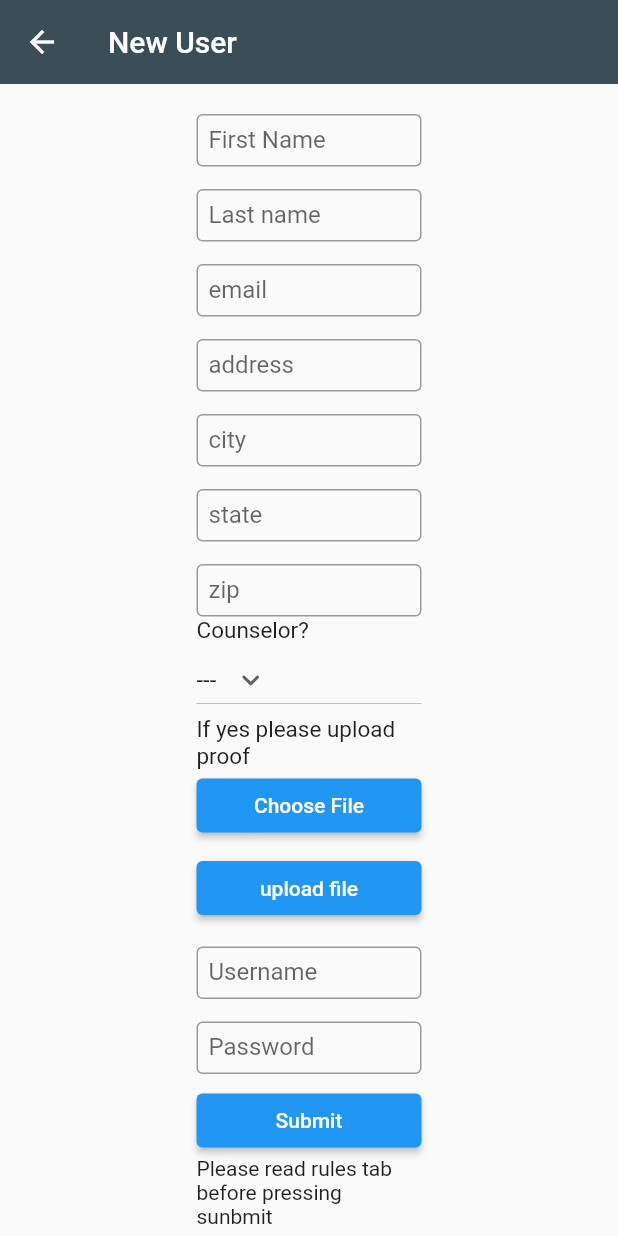
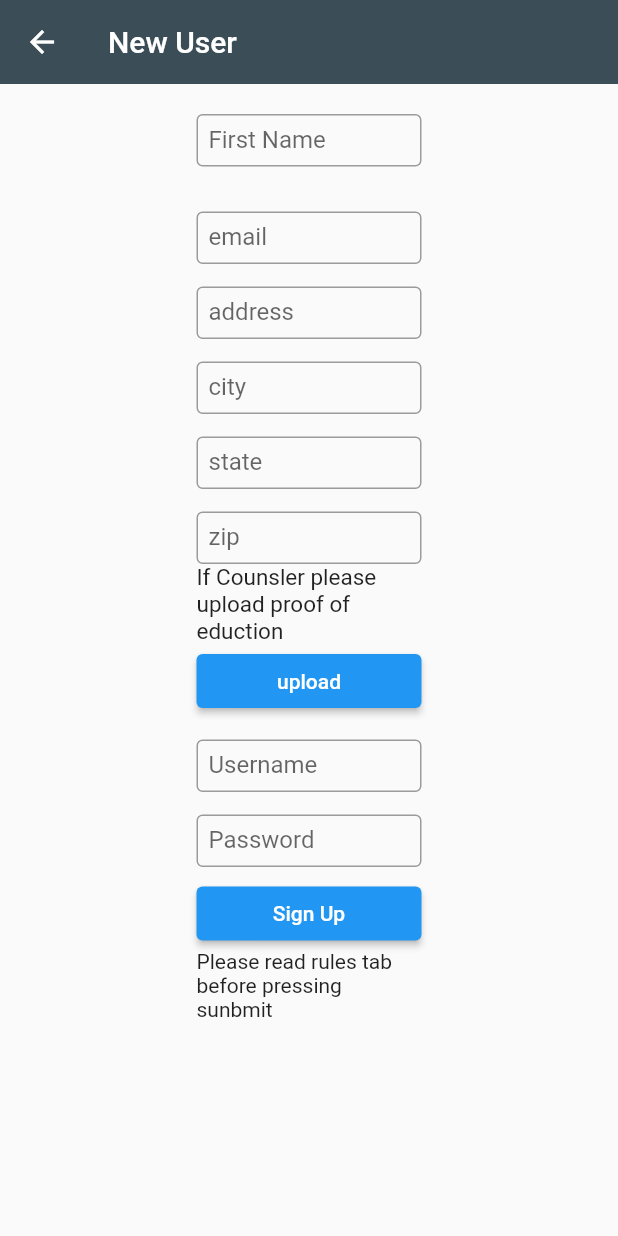
Before and after one commit to bwareing/senior_project, a Flutter app: the screen it shows after launch, after a tap on "New User", on a phone screen of 412 x 824 dp. Run offline on Flutter 3.47's test engine with Material 2 defaults, Android fonts, the phone set to English and light mode, and no system bars; our stand-ins replace file_picker, firebase_auth, firebase_core; missing offline and left inert: dart:html, mysql1; accounts and stored records are empty.

Commit message:
back up files

```diff
--- a/lib/main.dart
+++ b/lib/main.dart
@@ -10,7 +10,6 @@ void main() async {
     appId: "1:403984177263:web:4ba0632f330dc6ff38159a",
     messagingSenderId: "403984177263",
     projectId: "glossy-essence-309917",
-    databaseURL: "https://glossy-essence-309917-default-rtdb.firebaseio.com",
   ));
   runApp(Counsler());
 }
--- a/lib/views/screens/homepage.dart
+++ b/lib/views/screens/homepage.dart
@@ -1,19 +1,22 @@
 import 'dart:html';
+import 'package:firebase_auth/firebase_auth.dart';
 import 'package:flutter/material.dart';
 import 'package:my_app/views/screens/aboutus.dart';
 import 'package:my_app/views/screens/newprofilecreatepage.dart';
+import 'package:my_app/views/screens/database.dart';
 
-class Loginin extends StatefulWidget{
+class Loginin extends StatefulWidget {
   @override
-  _Loginin createState()=> _Loginin();
+  _Loginin createState() => _Loginin();
 }
 
 class _Loginin extends State<Loginin> {
-    final _userNameController = TextEditingController();
+  final _useremailController = TextEditingController();
   final _passWordController = TextEditingController();
+  final dataBaseConnection connection = new dataBaseConnection();
 
   @override
-    Widget build(BuildContext context){
+  Widget build(BuildContext context) {
     return Scaffold(
       appBar: AppBar(
         title: const Text('Counselor Outreach'),
@@ -22,35 +25,39 @@ class Loginin extends StatefulWidget{
             iconSize: 30,
             icon: const Icon(Icons.info_outline_rounded),
             onPressed: () {
-                Navigator.push(context,
-                MaterialPageRoute(builder:(context)=>  OurStory()));
-              },)
+              Navigator.push(
+                  context, MaterialPageRoute(builder: (context) => OurStory()));
+            },
+          )
         ],
         elevation: 0,
         backgroundColor: Color.fromARGB(255, 59, 77, 86),
-
       ),
       body: Center(
-        child:Column(
+        child: Column(
           mainAxisAlignment: MainAxisAlignment.center,
           crossAxisAlignment: CrossAxisAlignment.center,
           children: [
             Expanded(
               child: SizedBox(
                 width: 150,
-              child: ListView(children:[
-                const SizedBox(height: 40,),
+                child: ListView(
+                  children: [
+                    const SizedBox(
+                      height: 40,
+                    ),
                     TextFormField(
-                  controller: _userNameController,
+                      controller: _useremailController,
                       decoration: const InputDecoration(
-                    border:  OutlineInputBorder(),
-                    labelText: 'Username',
+                        border: OutlineInputBorder(),
+                        labelText: 'Email',
                         isDense: true,
                         contentPadding: EdgeInsets.all(8),
-
-                  ) ,
                       ),
-                const SizedBox(height: 15,),
+                    ),
+                    const SizedBox(
+                      height: 15,
+                    ),
                     TextFormField(
                       controller: _passWordController,
                       decoration: const InputDecoration(
@@ -58,33 +65,44 @@ class Loginin extends StatefulWidget{
                         labelText: 'Password',
                         isDense: true,
                         contentPadding: EdgeInsets.all(8),
-
                       ),
                     ),
-              const SizedBox(height: 7,),
-              TextButton( style: TextButton.styleFrom(
+                    const SizedBox(
+                      height: 7,
+                    ),
+                    TextButton(
+                        style: TextButton.styleFrom(
                             textStyle: const TextStyle(
                           decoration: TextDecoration.underline,
                           fontSize: 12,
-
-                )
+                        )),
+                        onPressed: () {},
+                        child: const Text('need help')),
+                    const SizedBox(
+                      height: 7,
                     ),
-                onPressed: () {}, child: const Text('need help')),
-
-              const SizedBox(height: 7,),
-              ElevatedButton(onPressed:() {} , child: Text('Log In')),
+                    ElevatedButton(
+                        onPressed: () {
+                          //signin(_useremailController as String,
+                          // _passWordController as String);
+                        },
+                        child: Text('Log In')),
                     Text('                   or'),
-              ElevatedButton(onPressed: () {
-                 Navigator.push(context,
-                MaterialPageRoute(builder:(context)=>  NewUser()));
-              }, child: const Text('New User'))
-              ],),
+                    ElevatedButton(
+                        onPressed: () {
+                          Navigator.push(
+                              context,
+                              MaterialPageRoute(
+                                  builder: (context) => NewUser()));
+                        },
+                        child: const Text('New User'))
+                  ],
                 ),
               ),
-
+            ),
             const Text(
               "Suicide Hotline phone number: 988",
-              style:TextStyle(fontSize: 25),
+              style: TextStyle(fontSize: 25),
             ),
           ],
         ),
--- a/lib/views/screens/newprofilecreatepage.dart
+++ b/lib/views/screens/newprofilecreatepage.dart
@@ -1,10 +1,9 @@
 import 'dart:html';
 import 'package:file_picker/file_picker.dart';
 import 'package:flutter/material.dart';
+import 'package:my_app/views/screens/database.dart';
 import 'package:my_app/views/screens/homepage.dart';
 import 'package:http/http.dart' as http;
-import 'package:firebase_core/firebase_core.dart';
-import 'package:firebase_database/firebase_database.dart';
 
 class NewUser extends StatefulWidget {
   @override
@@ -12,52 +11,14 @@ class NewUser extends StatefulWidget {
 }
 
 class _NewUser extends State<NewUser> {
-  final _firstNameController = TextEditingController();
-  final _lastNameController = TextEditingController();
+  final _NameController = TextEditingController();
   final _emailController = TextEditingController();
   final _addressController = TextEditingController();
   final _cityController = TextEditingController();
   final _stateController = TextEditingController();
   final _zipController = TextEditingController();
-  final _counslerController = TextEditingController();
   final _userNameController = TextEditingController();
   final _passWordController = TextEditingController();
-  late DatabaseReference dbRef;
-  String dropdownvalue = '---';
-  var objFile = null;
-  static List<String> choices = ['---', 'yes', 'no'];
-
-  void _chooseFileUsingFilePicker() async {
-    var result = await FilePicker.platform.pickFiles(
-      withReadStream: true,
-    );
-    if (result != null) {
-      setState(() {
-        objFile = result.files.single;
-      });
-    }
-  }
-
-  void uploadSelectedFile() async {
-    final request = http.MultipartRequest(
-      "POST",
-      Uri.parse("api url"),
-    );
-    //request.fields["id"] = "abc";
-    request.files.add(http.MultipartFile(
-        "parameter name server side", objFile.readStream, objFile.size,
-        filename: objFile.name));
-
-    var resp = await request.send();
-
-    String result = await resp.stream.bytesToString();
-  }
-
-  @override
-  void initState() {
-    super.initState();
-    dbRef = FirebaseDatabase.instance.ref().child('Users');
-  }
 
   @override
   Widget build(BuildContext context) {
@@ -83,7 +44,7 @@ class _NewUser extends State<NewUser> {
                         height: 20,
                       ),
                       TextFormField(
-                        controller: _firstNameController,
+                        controller: _NameController,
                         keyboardType: TextInputType.text,
                         decoration: const InputDecoration(
                           border: OutlineInputBorder(),
@@ -94,16 +55,6 @@ class _NewUser extends State<NewUser> {
                       ),
                       const SizedBox(
                         height: 15,
-                      ),
-                      TextFormField(
-                        controller: _lastNameController,
-                        keyboardType: TextInputType.text,
-                        decoration: const InputDecoration(
-                          border: OutlineInputBorder(),
-                          labelText: 'Last name',
-                          isDense: true,
-                          contentPadding: EdgeInsets.all(8),
-                        ),
                       ),
                       const SizedBox(
                         height: 15,
@@ -170,34 +121,9 @@ class _NewUser extends State<NewUser> {
                           contentPadding: EdgeInsets.all(8),
                         ),
                       ),
-                      const Text("Counselor?", style: TextStyle(fontSize: 15)),
-                      DropdownButton(
-                        value: dropdownvalue,
-                        icon: const Icon(Icons.keyboard_arrow_down_rounded),
-                        items: choices.map((String items) {
-                          return DropdownMenuItem(
-                            value: items,
-                            child: Text(items),
-                          );
-                        }).toList(),
-                        onChanged: (String? newValue) {
-                          setState(() {
-                            dropdownvalue = newValue!;
-                          });
-                        },
-                      ),
-                      const Text("If yes please upload proof",
+                      const Text("If Counsler please upload proof of eduction",
                           style: TextStyle(fontSize: 15)),
-                      ElevatedButton(
-                          child: const Text("Choose File"),
-                          onPressed: () => _chooseFileUsingFilePicker()),
-                      if (objFile != null) Text("File name: ${objFile.name}"),
-                      const SizedBox(
-                        height: 7,
-                      ),
-                      ElevatedButton(
-                          child: const Text("upload file"),
-                          onPressed: () => uploadSelectedFile()),
+                      ElevatedButton(onPressed: () {}, child: Text('upload')),
                       const SizedBox(
                         height: 15,
                       ),
@@ -228,22 +154,7 @@ class _NewUser extends State<NewUser> {
                         height: 7,
                       ),
                       ElevatedButton(
-                          onPressed: () {
-                            Map<String, String> users = {
-                              'first_name': _firstNameController.text,
-                              'last_name': _lastNameController.text,
-                              'email': _emailController.text,
-                              'address': _addressController.text,
-                              'city': _cityController.text,
-                              'state': _stateController.text,
-                              'zip': _zipController.text,
-                              'user_name': _userNameController.text,
-                              'password': _passWordController.text,
-                            };
-
-                            dbRef.push().set(users);
-                          },
-                          child: const Text('Submit')),
+                          onPressed: () {}, child: const Text('Sign Up')),
                       const Text(
                           "Please read rules tab before pressing sunbmit"),
                     ],
--- a/pubspec.yaml
+++ b/pubspec.yaml
@@ -45,6 +45,10 @@ dependencies:
   path_provider: ^2.0.12
   file_picker: ^5.2.5
   firebase_database: ^10.0.14
+  firebase_storage: ^11.0.14
+  firebase_auth: ^4.2.9
+  mysql1: ^0.20.0
+  mysql_client: ^0.0.27
 
 dev_dependencies:
   flutter_test:
```
Also changed, not shown: lib/views/screens/database.dart (added, +18 -0 lines), lib/views/screens/newuserclass.dart (deleted, +0 -48 lines), lib/views/screens/database_helper.dart (deleted), pubspec.lock, 2 other files. Lines whose indentation alone changed are shown as unchanged.
